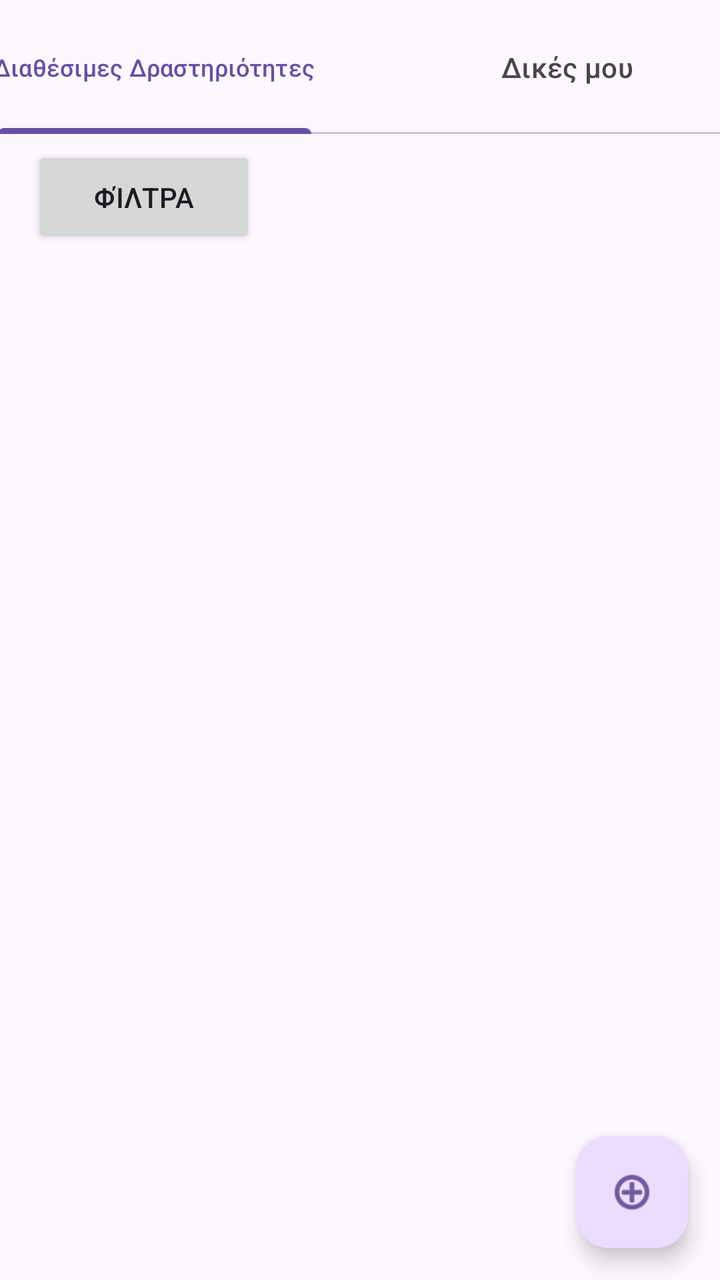
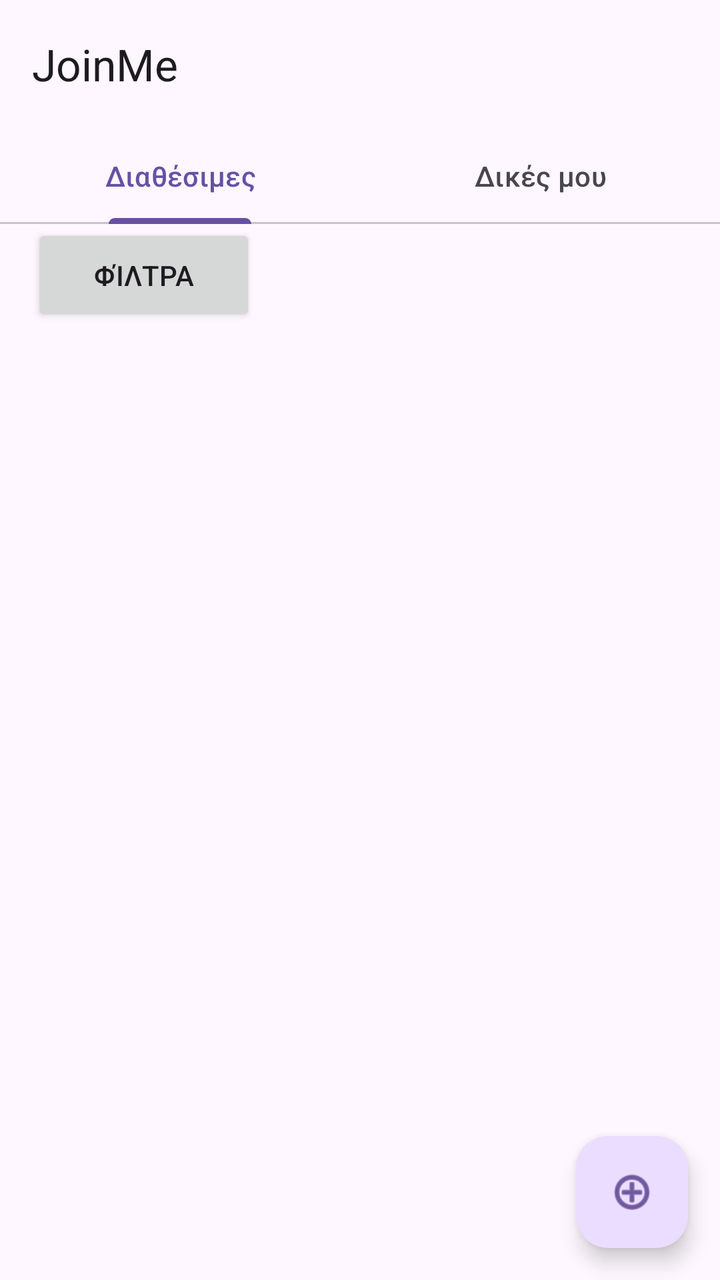

An Android layout rendered at two revisions. The XML below is the earlier revision; the diff shows what the commit changed to produce the second picture.
<!-- AndroidManifest.xml: application theme Theme.JoinMe -->
<!-- res/layout/activity_main.xml -->
<?xml version="1.0" encoding="utf-8"?>
<androidx.constraintlayout.widget.ConstraintLayout xmlns:android="http://schemas.android.com/apk/res/android"
    xmlns:app="http://schemas.android.com/apk/res-auto"
    xmlns:tools="http://schemas.android.com/tools"
    android:id="@+id/main"
    android:layout_width="match_parent"
    android:layout_height="match_parent"
    tools:context=".MainActivity">

        <com.google.android.material.tabs.TabLayout
            android:id="@+id/tabLayout"
            android:layout_width="412dp"
            android:layout_height="67dp"
            app:layout_constraintEnd_toEndOf="parent"
            app:layout_constraintStart_toStartOf="parent"
            app:layout_constraintTop_toTopOf="parent">

            <com.google.android.material.tabs.TabItem
                android:layout_width="wrap_content"
                android:layout_height="wrap_content"
                android:text="Διαθέσιμες Δραστηριότητες" />

            <com.google.android.material.tabs.TabItem
                android:layout_width="wrap_content"
                android:layout_height="wrap_content"
                android:text="Δικές μου" />
        </com.google.android.material.tabs.TabLayout>

        <Button
            android:id="@+id/filterBtn"
            android:layout_width="112dp"
            android:layout_height="51dp"
            android:layout_marginStart="16dp"
            android:layout_marginTop="6dp"
            android:text="Φίλτρα"
            app:layout_constraintStart_toStartOf="parent"
            app:layout_constraintTop_toBottomOf="@+id/tabLayout" />

        <com.google.android.material.floatingactionbutton.FloatingActionButton
            android:id="@+id/floatingActionButton"
            android:layout_width="wrap_content"
            android:layout_height="wrap_content"
            android:layout_marginEnd="16dp"
            android:layout_marginBottom="16dp"
            android:contentDescription="Προσθήκη"
            android:clickable="true"
            app:layout_constraintBottom_toBottomOf="parent"
            app:layout_constraintEnd_toEndOf="parent"
            app:srcCompat="@android:drawable/ic_menu_add" />

    <androidx.recyclerview.widget.RecyclerView
        android:id="@+id/activitiesRecyclerView"
        android:layout_width="0dp"
        android:layout_height="0dp"
        app:layout_constraintBottom_toBottomOf="parent"
        app:layout_constraintEnd_toEndOf="parent"
        app:layout_constraintStart_toStartOf="parent"
        app:layout_constraintTop_toBottomOf="@+id/filterBtn"
        tools:listitem="@layout/item_activity_card" />

</androidx.constraintlayout.widget.ConstraintLayout>
<!-- res/layout/item_activity_card.xml (included above) -->
<?xml version="1.0" encoding="utf-8"?>
<androidx.cardview.widget.CardView
    xmlns:android="http://schemas.android.com/apk/res/android"
    xmlns:app="http://schemas.android.com/apk/res-auto"
    xmlns:tools="http://schemas.android.com/tools"
    android:layout_width="match_parent"
    android:layout_height="wrap_content"
    android:layout_margin="8dp"
    app:cardCornerRadius="15dp"
    app:cardElevation="4dp">

    <androidx.constraintlayout.widget.ConstraintLayout
        android:layout_width="match_parent"
        android:layout_height="match_parent"
        android:padding="16dp">

        <TextView
            android:id="@+id/cardTitle"
            android:layout_width="0dp"
            android:layout_height="wrap_content"
            android:text="Ποδόσφαιρο 5x5"
            android:textColor="#212121"
            android:textSize="18sp"
            android:textStyle="bold"
            app:layout_constraintEnd_toEndOf="parent"
            app:layout_constraintStart_toStartOf="parent"
            app:layout_constraintTop_toTopOf="parent" />

        <TextView
            android:id="@+id/cardDate"
            android:layout_width="wrap_content"
            android:layout_height="wrap_content"
            android:layout_marginTop="4dp"
            android:text="Σήμερα, 21:00 "
            android:textColor="#757575"
            android:textSize="14sp"
            app:layout_constraintStart_toStartOf="parent"
            app:layout_constraintTop_toBottomOf="@id/cardTitle" />

        <TextView
            android:id="@+id/cardParticipants"
            android:layout_width="wrap_content"
            android:layout_height="wrap_content"
            android:layout_marginTop="6dp"
            android:layout_marginBottom="13dp"
            android:text="0 Συμμετοχές"
            android:textColor="#4CAF50"
            app:layout_constraintBottom_toTopOf="@+id/participateBtn"
            app:layout_constraintEnd_toEndOf="parent"
            app:layout_constraintTop_toBottomOf="@+id/cardTitle" />

        <TextView
            android:id="@+id/cardLocation"
            android:layout_width="wrap_content"
            android:layout_height="wrap_content"
            android:layout_marginBottom="60dp"
            android:text="Location"
            app:layout_constraintBottom_toBottomOf="parent"
            app:layout_constraintEnd_toStartOf="@+id/cardParticipants"
            app:layout_constraintHorizontal_bias="0.53"
            app:layout_constraintStart_toEndOf="@+id/cardDate" />

        <Button
            android:id="@+id/participateBtn"
            android:layout_width="wrap_content"
            android:layout_height="wrap_content"
            android:text="Πάρε μέρος"
            app:layout_constraintBottom_toBottomOf="parent"
            app:layout_constraintEnd_toEndOf="parent" />

    </androidx.constraintlayout.widget.ConstraintLayout>
</androidx.cardview.widget.CardView>
<!-- resources referenced by this layout -->
<resources>
  <style name="Theme.JoinMe" parent="Base.Theme.JoinMe" />
  <style name="Base.Theme.JoinMe" parent="Theme.Material3.DayNight.NoActionBar">
          
          
      </style>
</resources>

<!-- the commit's change to res/layout/activity_main.xml (unified diff, before → after) -->
@@ -1,64 +1,130 @@
 <?xml version="1.0" encoding="utf-8"?>
-<androidx.constraintlayout.widget.ConstraintLayout xmlns:android="http://schemas.android.com/apk/res/android"
+<androidx.drawerlayout.widget.DrawerLayout
+    xmlns:android="http://schemas.android.com/apk/res/android"
     xmlns:app="http://schemas.android.com/apk/res-auto"
-    xmlns:tools="http://schemas.android.com/tools"
-    android:id="@+id/main"
+    android:id="@+id/drawer_layout"
     android:layout_width="match_parent"
     android:layout_height="match_parent"
-    tools:context=".MainActivity">
+    android:fitsSystemWindows="true">
+
+    <androidx.coordinatorlayout.widget.CoordinatorLayout
+        android:layout_width="match_parent"
+        android:layout_height="match_parent">
+
+        <include layout="@layout/app_bar_main" />
+
+    </androidx.coordinatorlayout.widget.CoordinatorLayout>
+
+    <com.google.android.material.navigation.NavigationView
+        android:id="@+id/nav_view"
+        android:layout_width="wrap_content"
+        android:layout_height="match_parent"
+        android:layout_gravity="start"
+        android:fitsSystemWindows="true"
+        app:menu="@menu/nav_menu" />
+</androidx.drawerlayout.widget.DrawerLayout>
+<!-- res/layout/app_bar_main.xml (included above) -->
+<?xml version="1.0" encoding="utf-8"?>
+<androidx.coordinatorlayout.widget.CoordinatorLayout
+    xmlns:android="http://schemas.android.com/apk/res/android"
+    xmlns:app="http://schemas.android.com/apk/res-auto"
+    android:layout_width="match_parent"
+    android:layout_height="match_parent"
+    xmlns:tools="http://schemas.android.com/tools">
+
+    <com.google.android.material.appbar.AppBarLayout
+        android:id="@+id/appbar"
+        android:layout_height="wrap_content"
+        android:layout_width="match_parent">
+
+        <com.google.android.material.appbar.MaterialToolbar
+            android:id="@+id/toolbar"
+            android:layout_width="match_parent"
+            android:layout_height="?attr/actionBarSize"
+            app:title="JoinMe" />
 
         <com.google.android.material.tabs.TabLayout
-            android:id="@+id/tabLayout"
-            android:layout_width="412dp"
-            android:layout_height="67dp"
-            app:layout_constraintEnd_toEndOf="parent"
-            app:layout_constraintStart_toStartOf="parent"
-            app:layout_constraintTop_toTopOf="parent">
+            android:layout_width="match_parent"
+            android:layout_height="match_parent">
 
             <com.google.android.material.tabs.TabItem
                 android:layout_width="wrap_content"
                 android:layout_height="wrap_content"
-                android:text="Διαθέσιμες Δραστηριότητες" />
+                android:text="Διαθέσιμες" />
 
             <com.google.android.material.tabs.TabItem
                 android:layout_width="wrap_content"
                 android:layout_height="wrap_content"
                 android:text="Δικές μου" />
+
         </com.google.android.material.tabs.TabLayout>
+    </com.google.android.material.appbar.AppBarLayout>
+
+    <androidx.constraintlayout.widget.ConstraintLayout
+        android:layout_width="match_parent"
+        android:layout_height="match_parent"
+        app:layout_behavior="@string/appbar_scrolling_view_behavior">
 
         <Button
+
             android:id="@+id/filterBtn"
+
             android:layout_width="112dp"
+
             android:layout_height="51dp"
+
             android:layout_marginStart="16dp"
-            android:layout_marginTop="6dp"
+
             android:text="Φίλτρα"
-            app:layout_constraintStart_toStartOf="parent"
-            app:layout_constraintTop_toBottomOf="@+id/tabLayout" />
+
+            app:layout_constraintStart_toStartOf="parent"
+
+            app:layout_constraintTop_toTopOf="parent" />
+
 
         <com.google.android.material.floatingactionbutton.FloatingActionButton
+
             android:id="@+id/floatingActionButton"
-            android:layout_width="wrap_content"
-            android:layout_height="wrap_content"
+
+            android:layout_width="wrap_content"
+
+            android:layout_height="wrap_content"
+
             android:layout_marginEnd="16dp"
+
             android:layout_marginBottom="16dp"
+
             android:contentDescription="Προσθήκη"
+
             android:clickable="true"
-            app:layout_constraintBottom_toBottomOf="parent"
-            app:layout_constraintEnd_toEndOf="parent"
+
+            app:layout_constraintBottom_toBottomOf="parent"
+
+            app:layout_constraintEnd_toEndOf="parent"
+
             app:srcCompat="@android:drawable/ic_menu_add" />
 
-    <androidx.recyclerview.widget.RecyclerView
-        android:id="@+id/activitiesRecyclerView"
-        android:layout_width="0dp"
-        android:layout_height="0dp"
-        app:layout_constraintBottom_toBottomOf="parent"
-        app:layout_constraintEnd_toEndOf="parent"
-        app:layout_constraintStart_toStartOf="parent"
-        app:layout_constraintTop_toBottomOf="@+id/filterBtn"
-        tools:listitem="@layout/item_activity_card" />
-
-</androidx.constraintlayout.widget.ConstraintLayout>
+
+        <androidx.recyclerview.widget.RecyclerView
+
+            android:id="@+id/activitiesRecyclerView"
+
+            android:layout_width="0dp"
+
+            android:layout_height="0dp"
+
+            app:layout_constraintBottom_toBottomOf="parent"
+
+            app:layout_constraintEnd_toEndOf="parent"
+
+            app:layout_constraintStart_toStartOf="parent"
+
+            app:layout_constraintTop_toBottomOf="@+id/filterBtn"
+
+            tools:listitem="@layout/item_activity_card" />
+
+    </androidx.constraintlayout.widget.ConstraintLayout>
+</androidx.coordinatorlayout.widget.CoordinatorLayout>
 <!-- res/layout/item_activity_card.xml (included above) -->
 <?xml version="1.0" encoding="utf-8"?>
 <androidx.cardview.widget.CardView
